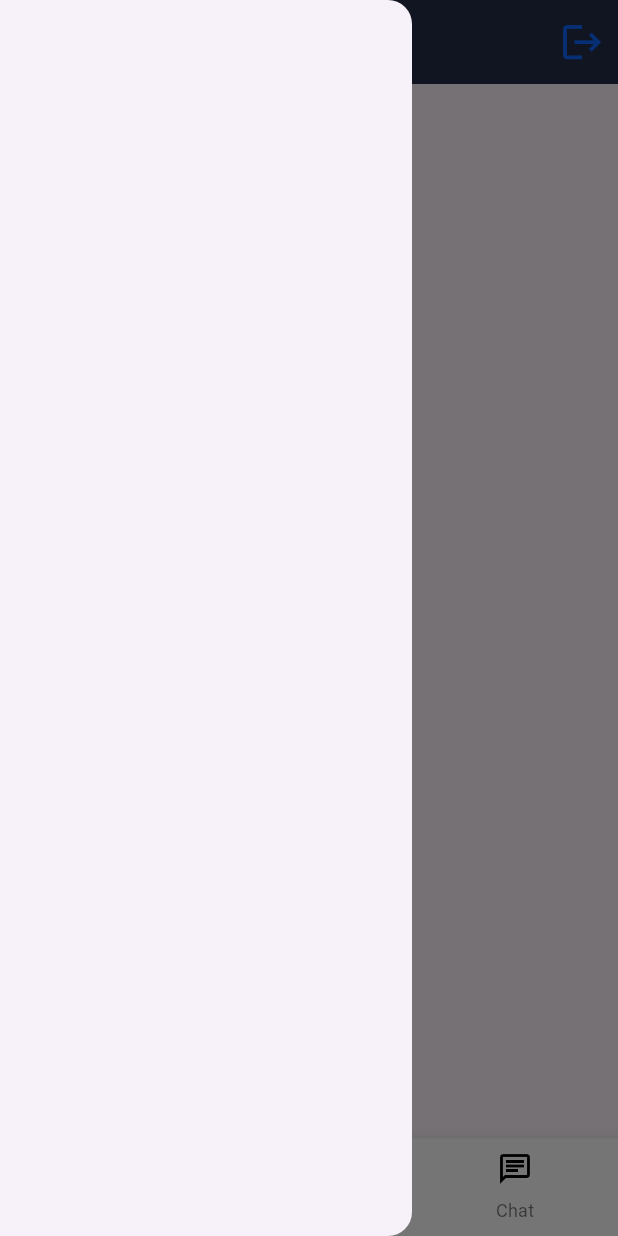
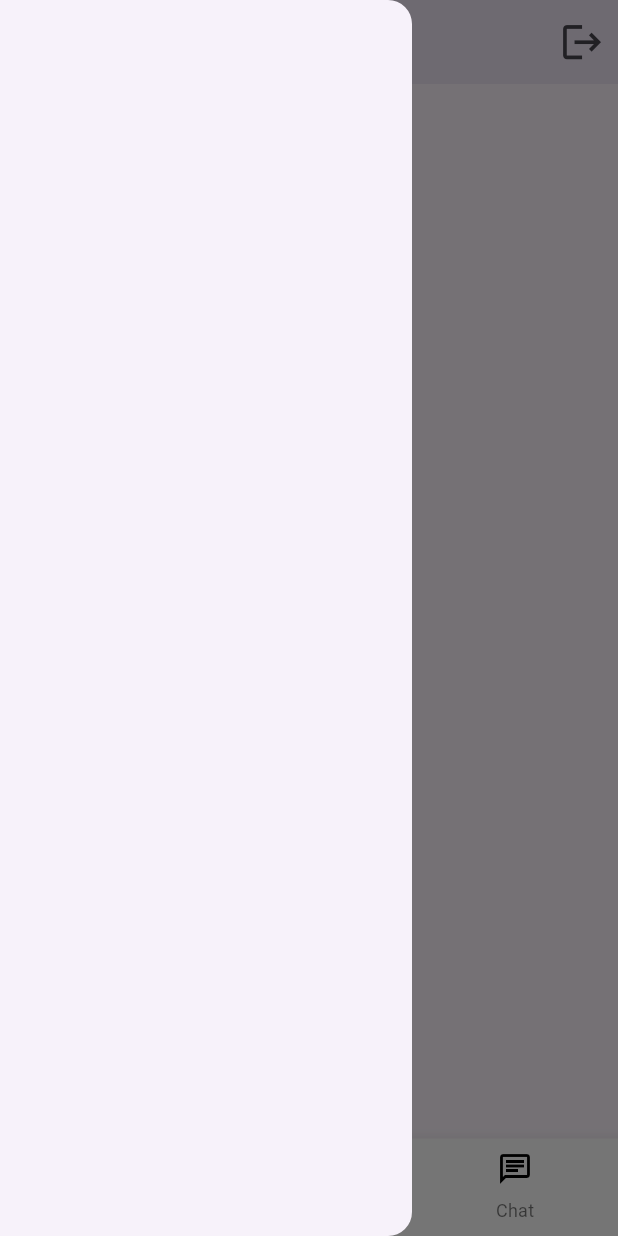
Before and after one commit to saudi223/grad1, a Flutter app: the PatientHome screen opened directly, with the side drawer open, on a phone screen of 412 x 824 dp. Run offline on Flutter 3.47's test engine with Material 3 defaults, Android fonts, the light colour scheme and no system bars; our stand-ins replace cloud_firestore, firebase_auth, firebase_core, firebase_storage, flutter_screenutil, get and 4 more; accounts and stored records are empty; network calls fail.

Commit message:
add doctors update

```diff
--- a/lib/screens/doctor_home.dart
+++ b/lib/screens/doctor_home.dart
@@ -27,7 +27,6 @@ class _DoctorHomeState extends State<DoctorHome> {
         width: 250.w,
       ),
       appBar: AppBar(
-        backgroundColor: Color(0xff242E49),
         title: Text(
           "Home",
           style: TextStyle(fontSize: 30, color: Color(0xff0F67FE)),
--- a/lib/screens/patient_home.dart
+++ b/lib/screens/patient_home.dart
@@ -8,7 +8,6 @@ import 'package:graduate/screens/sign_in.dart';
 import 'package:flutter_screenutil/flutter_screenutil.dart';
 import 'package:cloud_firestore/cloud_firestore.dart';
 import 'package:graduate/users/doctor_card.dart';
-
 
 class PatientHome extends StatefulWidget {
   const PatientHome({super.key});
@@ -49,7 +48,8 @@ class _PatientHomeState extends State<PatientHome> {
         backgroundColor: Colors.white,
         items: [
           BottomNavigationBarItem(
-            activeIcon: Icon(Icons.medical_services_outlined, color: Colors.blue),
+            activeIcon:
+                Icon(Icons.medical_services_outlined, color: Colors.blue),
             icon: Icon(Icons.medical_services_outlined, color: Colors.black),
             label: "Doctors",
           ),
@@ -70,17 +70,17 @@ class _PatientHomeState extends State<PatientHome> {
       ),
       appBar: AppBar(
         iconTheme: IconThemeData(
-
           size: 35.r,
-          color: Color(0xff0F67FE)
         ),
-        backgroundColor: Color(0xff242E49),
-        title: Text("Home", style: TextStyle(fontSize: 30, color: Color(0xff0F67FE))),
+         elevation: 5,
+        title: Text(
+          "Home",
+          style: TextStyle(
+            fontSize: 30,
+          ),
+        ),
         actions: [
-          IconButton(
-              onPressed: logout,
-              icon: Icon(Icons.logout, color: Color(0xff0F67FE), size: 30.r)
-          )
+          IconButton(onPressed: logout, icon: Icon(Icons.logout, size: 30.r))
         ],
       ),
       body: _widgetOptions.elementAt(_currentIndex),
@@ -97,7 +97,8 @@ class DoctorsListScreen extends StatelessWidget {
           .where('role', isEqualTo: 'doctor')
           .snapshots(),
       builder: (context, snapshot) {
-        if (snapshot.hasError) return Center(child: Text('Error loading doctors'));
+        if (snapshot.hasError)
+          return Center(child: Text('Error loading doctors'));
         if (snapshot.connectionState == ConnectionState.waiting) {
           return Center(child: CircularProgressIndicator());
         }
--- a/lib/users/Doctor_details_screen.dart
+++ b/lib/users/Doctor_details_screen.dart
@@ -55,7 +55,7 @@ class _DoctorDetailsScreenState extends State<DoctorDetailsScreen> {
                 radius: 60,
                 backgroundImage: widget.doctorData['profile_image'] != null
                     ? NetworkImage(widget.doctorData['profile_image'])
-                    : AssetImage('assets/images/profile-icon-design-free-vector.jpg') as ImageProvider,
+                    : AssetImage('assets/images/male-doctor-smiling-happy-face-600nw-2481032615.webp') as ImageProvider,
               ),
             ),
             SizedBox(height: 20),
```
Also changed, not shown: lib/screens/chats_screen.dart (+21 -6 lines), lib/users/doctor_card.dart (+7 -3 lines), assets/images/male-doctor-smiling-happy-face-600nw-2481032615.webp (added).
